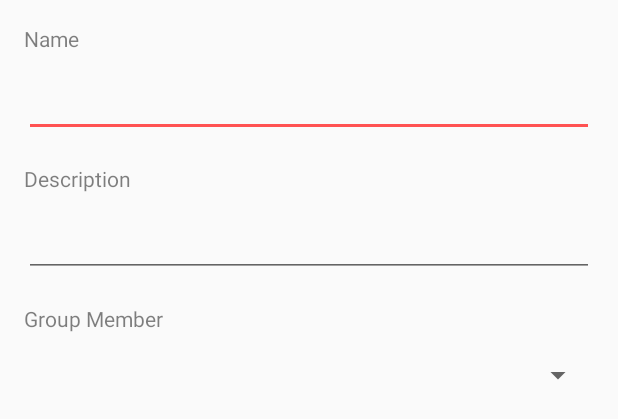
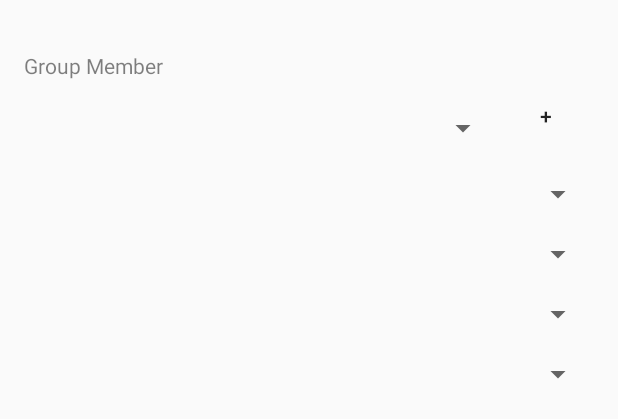
Before and after one commit to istcgmobile/Gathr, an Android app: the layout fragment_dialog_add_admin.xml on its own in the app's theme, with its tools: preview values and no code run, on a phone screen of 412 x 824 dp. Shown: the top 419 px of the screen. Run offline under Robolectric (Android 15) with nearby library versions, the light colour scheme and no system bars.

Commit message:
add admin layout

```diff
--- a/app/src/main/res/layout/fragment_dialog_add_admin.xml
+++ b/app/src/main/res/layout/fragment_dialog_add_admin.xml
@@ -7,46 +7,6 @@
     android:padding="16dp"
     android:orientation="vertical">
 
-    <TextView
-        android:layout_width="wrap_content"
-        android:layout_height="wrap_content"
-        android:text="Name"
-        android:textColor="#80000000"
-        android:textSize="14sp" />
-    <android.support.design.widget.TextInputLayout
-        android:id="@+id/text_input_layout"
-        android:layout_width="match_parent"
-        android:layout_height="wrap_content">
-
-        <android.support.design.widget.TextInputEditText
-        android:id="@+id/groupNameField"
-        android:layout_width="match_parent"
-        android:layout_height="wrap_content"
-        android:textColor="#000000"
-        android:textSize="18sp"
-        android:inputType="textCapWords" />
-
-    </android.support.design.widget.TextInputLayout>
-
-    <TextView
-        android:layout_width="wrap_content"
-        android:layout_height="wrap_content"
-        android:layout_marginTop="18dp"
-        android:text="Description"
-        android:textColor="#80000000"
-        android:textSize="14sp" />
-    <android.support.design.widget.TextInputLayout
-        android:id="@+id/text_input_layout1"
-        android:layout_width="match_parent"
-        android:layout_height="wrap_content">
-    <android.support.design.widget.TextInputEditText
-        android:id="@+id/groupDescField"
-        android:layout_width="match_parent"
-        android:layout_height="wrap_content"
-        android:textColor="#000000"
-        android:textSize="18sp"
-        android:inputType="textMultiLine" />
-    </android.support.design.widget.TextInputLayout>
 
     <TextView
         android:layout_width="wrap_content"
@@ -55,10 +15,74 @@
         android:text="Group Member"
         android:textColor="#80000000"
         android:textSize="14sp" />
-    <Spinner
+
+        <LinearLayout
+            android:layout_width="match_parent"
+            android:layout_height="wrap_content">
+
+            <Spinner
+                android:layout_width="match_parent"
+                android:layout_height="match_parent"
+                android:layout_marginTop="16dp"
+                android:layout_weight="1"
+                android:id="@+id/newadmin1" />
+
+            <Button
+                android:layout_width="match_parent"
+                android:layout_height="match_parent"
+                android:layout_weight="5"
+                style="@android:style/Widget.Material.Button.Borderless"
+                android:text="+" />
+
+        </LinearLayout>
+
+    <LinearLayout
         android:layout_width="match_parent"
-        android:layout_height="wrap_content"
-        android:layout_marginTop="16dp"
-        android:id="@+id/groupCatSpinner" />
+        android:layout_height="wrap_content">
+
+        <Spinner
+            android:layout_width="match_parent"
+            android:layout_height="wrap_content"
+            android:layout_marginTop="16dp"
+            android:id="@+id/newadmin2" />
+
+    </LinearLayout>
+
+    <LinearLayout
+        android:layout_width="match_parent"
+        android:layout_height="wrap_content">
+
+        <Spinner
+            android:layout_width="match_parent"
+            android:layout_height="wrap_content"
+            android:layout_marginTop="16dp"
+            android:id="@+id/newadmin3" />
+
+    </LinearLayout>
+
+    <LinearLayout
+        android:layout_width="match_parent"
+        android:layout_height="wrap_content">
+
+        <Spinner
+            android:layout_width="match_parent"
+            android:layout_height="wrap_content"
+            android:layout_marginTop="16dp"
+            android:id="@+id/newadmin4" />
+
+    </LinearLayout>
+
+    <LinearLayout
+        android:layout_width="match_parent"
+        android:layout_height="wrap_content">
+
+        <Spinner
+            android:layout_width="match_parent"
+            android:layout_height="wrap_content"
+            android:layout_marginTop="16dp"
+            android:id="@+id/newadmin5" />
+
+    </LinearLayout>
+
 
 </LinearLayout>
```
